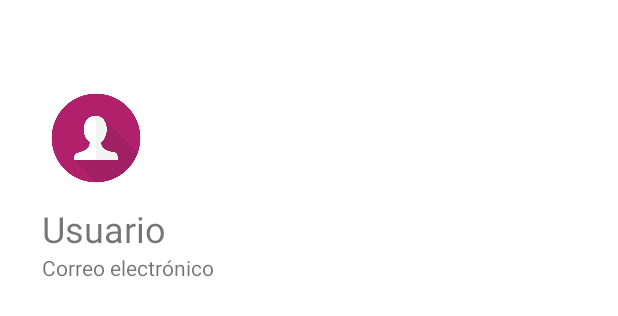
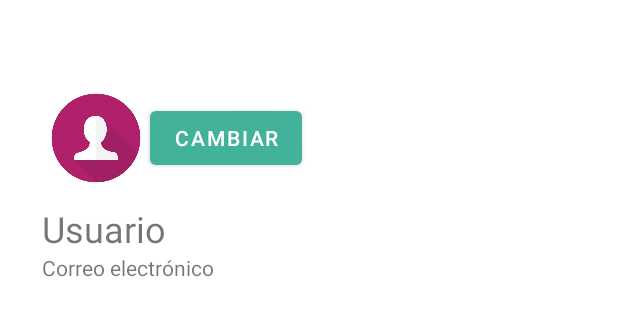
Before and after one commit to Jellian/My-Wallet, an Android app: the layout drawer_header.xml on its own in the app's theme, with its tools: preview values and no code run, on a phone screen of 412 x 824 dp. Shown: the top 316 px of the screen. Run offline under Robolectric (Android 15) with nearby library versions, the phone set to English and light mode, and no system bars.

Commit message:
se añade uso de Hardware (button & cambios de activityHome)

```diff
--- a/app/src/main/res/layout/drawer_header.xml
+++ b/app/src/main/res/layout/drawer_header.xml
@@ -7,11 +7,26 @@
     android:paddingTop="56dp"
     android:paddingEnd="28dp">
 
-    <ImageView
-        android:layout_width="72dp"
-        android:layout_height="72dp"
-        android:contentDescription="@string/imagen_de_usuario"
-        android:src="@drawable/default_user" />
+    <LinearLayout
+        android:layout_width="match_parent"
+        android:layout_height="match_parent">
+        <ImageView
+            android:id="@+id/foto_perfil"
+            android:layout_width="72dp"
+            android:layout_height="72dp"
+            android:src="@drawable/default_user"
+            android:contentDescription="@string/imagen_de_usuario" />
+
+        <Button
+            android:id="@+id/cambiarImagen"
+            android:layout_width="wrap_content"
+            android:layout_height="wrap_content"
+            android:clickable="true"
+            android:layout_gravity="center"
+            android:text="@string/cambiar_imagen"/>
+
+    </LinearLayout>
+
 
     <TextView
         android:id="@+id/textView_drawerMenu_userName"
```
Also changed, not shown: app/src/main/java/com/kotlin/mywallet/HomeActivity.kt (+47 -0 lines).
